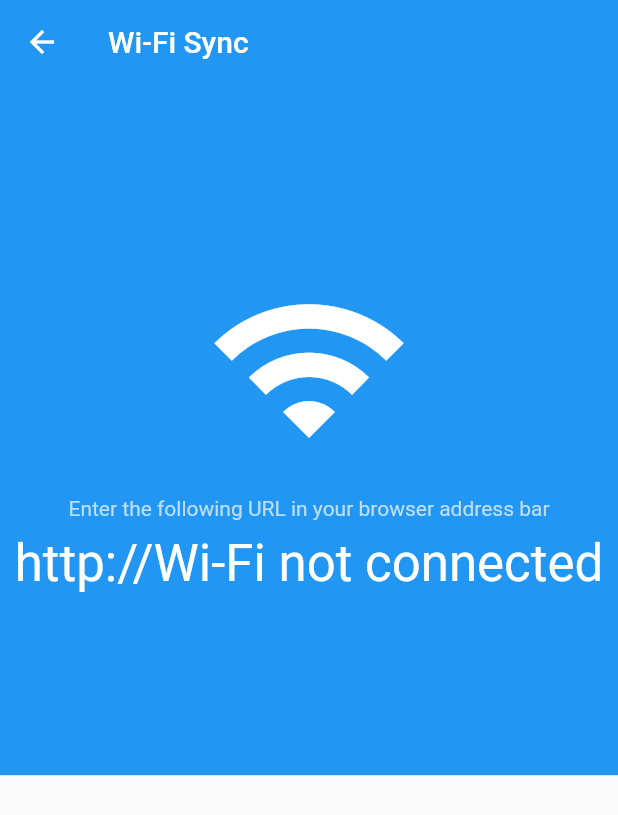
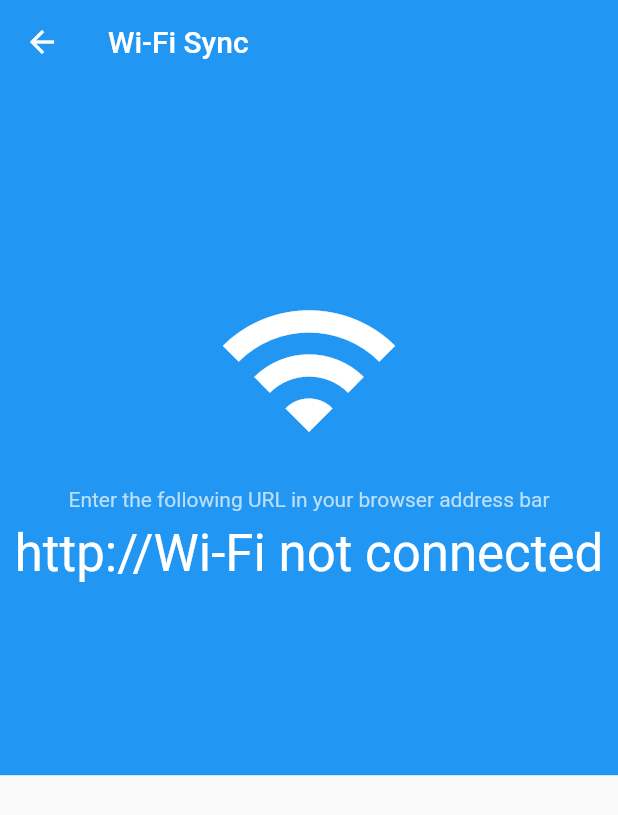
Before and after one commit to seanlennaerts/notes, a Flutter app: the Sync screen opened directly, on a phone screen of 412 x 824 dp. Shown: the top 815 px of the screen. Run offline on Flutter 3.47's test engine with Material 2 defaults, Android fonts, the phone set to English and light mode, and no system bars; our stand-ins replace flutter_slidable; missing offline and left inert: zefyr.

```diff
--- a/lib/pages/sync.dart
+++ b/lib/pages/sync.dart
@@ -38,8 +38,20 @@ class _SyncState extends State<Sync> {
     return true;
   }
 
+  buildActivityFlex() {
+    if (MediaQuery.of(context).orientation == Orientation.portrait) {
+      return Expanded(
+        child: Container(),
+        flex: 2,
+      );
+    } else {
+      return Container();
+    }
+  }
+
   @override
   Widget build(BuildContext context) {
+
     return WillPopScope(
       onWillPop: _onWillPop,
       child: Scaffold(
@@ -59,7 +71,7 @@ class _SyncState extends State<Sync> {
                       children: [
                         Icon(
                           Icons.wifi,
-                          size: MediaQuery.of(context).size.width / 3,
+                          size: 125.0,
                           color: Colors.white,
                         ),
                         SizedBox(
@@ -84,11 +96,7 @@ class _SyncState extends State<Sync> {
                       ])),
               flex: 3,
             ),
-            Expanded(
-              child: Text(
-                  ''), // 'Please do not transfer sensitive data while connected to public Wi-Fi',
-              flex: 2,
-            ),
+            buildActivityFlex()
           ],
         ))
     );
```
Also changed, not shown: lib/components/digit.dart (added, +21 -0 lines), lib/main.dart (+6 -1 lines), lib/pages/lock.dart (added, +128 -0 lines).
